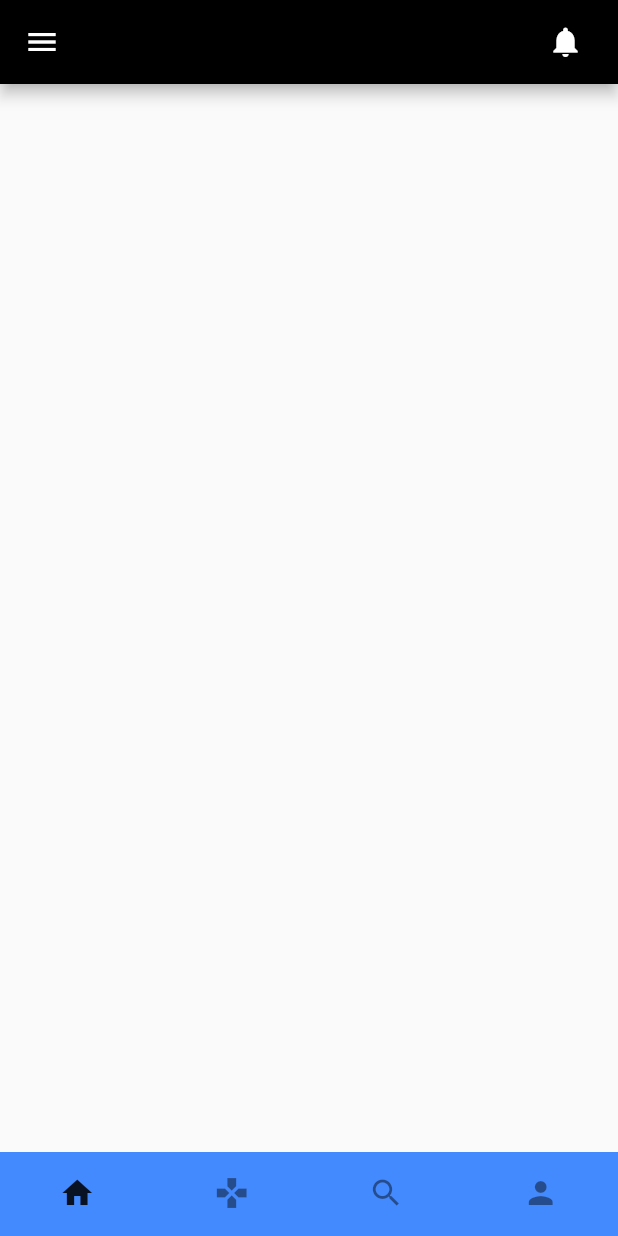
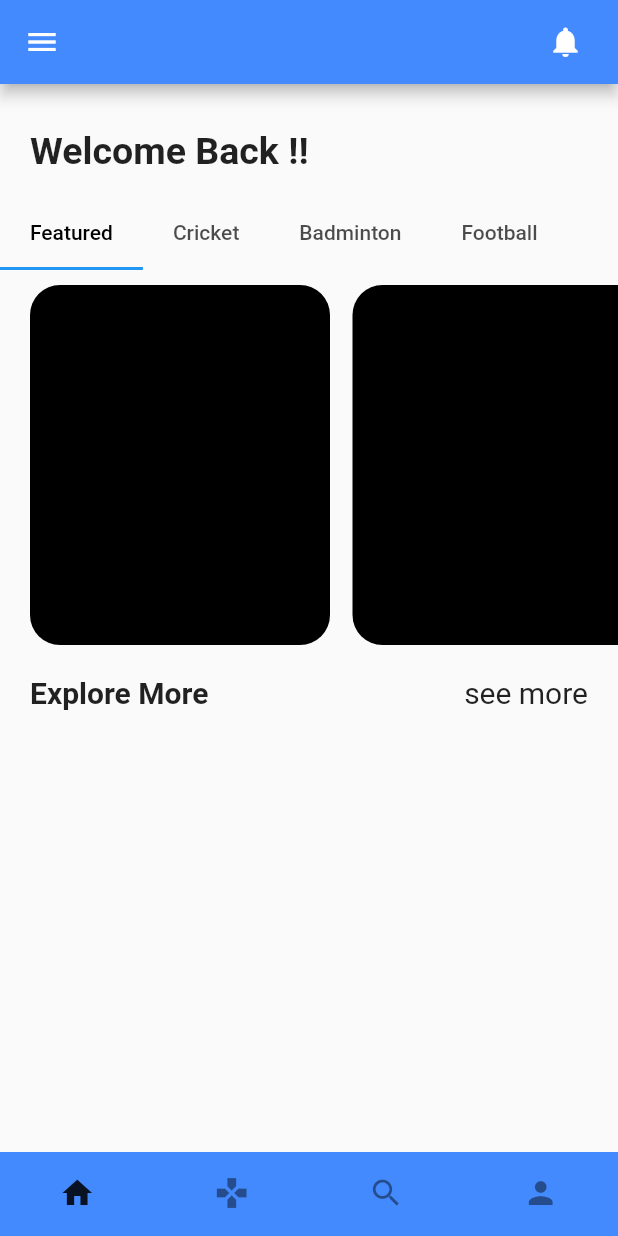
Before and after one commit to aditya1602/SportsApp, a Flutter app: the screen it shows after launch, on a phone screen of 412 x 824 dp. Run offline on Flutter 3.47's test engine with Material 2 defaults, Android fonts, the phone set to English and light mode, and no system bars.

Commit message:
HomePage Layout

```diff
--- a/flutter_games/lib/Nav_Pages/homePage.dart
+++ b/flutter_games/lib/Nav_Pages/homePage.dart
@@ -1,7 +1,7 @@
-// ignore_for_file: prefer_const_constructors
+// ignore_for_file: prefer_const_constructors, prefer_const_literals_to_create_immutables
 
 import 'package:flutter/material.dart';
-import 'package:flutter/src/widgets/framework.dart';
+
 
 class HomePage extends StatefulWidget {
   const HomePage({super.key});
@@ -10,13 +10,13 @@ class HomePage extends StatefulWidget {
   State<HomePage> createState() => _HomePageState();
 }
 
-class _HomePageState extends State<HomePage> {
+class _HomePageState extends State<HomePage> with TickerProviderStateMixin {
   @override
   Widget build(BuildContext context) {
+    TabController _tabcontroller = TabController(length: 4, vsync: this);
     return Scaffold(
       appBar: AppBar(
-        backgroundColor: Colors.black,
-
+        backgroundColor: Colors.blueAccent,
         actions: [
           IconButton(
               onPressed: () {
@@ -27,11 +27,11 @@ class _HomePageState extends State<HomePage> {
                 )));
               },
               icon: Icon(Icons.notifications)),
-              SizedBox(width: 11),
+          SizedBox(width: 11),
         ],
       ),
       drawer: Drawer(
-        backgroundColor: Colors.blueAccent,
+        backgroundColor: Colors.white,
         child: Column(
           crossAxisAlignment: CrossAxisAlignment.stretch,
           mainAxisAlignment: MainAxisAlignment.start,
@@ -43,6 +43,85 @@ class _HomePageState extends State<HomePage> {
           ],
         ),
       ),
+      body: Column(
+        crossAxisAlignment: CrossAxisAlignment.start,
+        children: [
+          Container(
+            margin: EdgeInsets.only(left: 20, top: 30),
+            child: Text(
+              "Welcome Back !!",
+              style: TextStyle(fontSize: 25, fontWeight: FontWeight.bold),
+            ),
+          ),
+          SizedBox(
+            height: 17,
+          ),
+          Container(
+              child: Align(
+            alignment: Alignment.centerLeft,
+            child: TabBar(
+                labelPadding: EdgeInsets.only(left: 20, right: 20),
+                controller: _tabcontroller,
+                labelColor: Colors.black,
+                isScrollable: true,
+                tabs: [
+                  Tab(
+                    text: "Featured",
+                  ),
+                  Tab(
+                    text: "Cricket",
+                  ),
+                  Tab(
+                    text: "Badminton",
+                  ),
+                  Tab(
+                    text: "Football",
+                  ),
+                ]),
+          )),
+          Container(
+            margin: EdgeInsets.only(left: 20),
+            height: 250,
+            width: double.maxFinite,
+            child: TabBarView(controller: _tabcontroller, children: [
+              ListView.builder(
+                itemCount: 3,
+                scrollDirection: Axis.horizontal,
+                itemBuilder: (BuildContext context, int index) {
+                  return Container(
+                    margin: EdgeInsets.only(right: 15, top: 10),
+                    width: 200,
+                    height: 150,
+                    decoration: BoxDecoration(
+                        borderRadius: BorderRadius.circular(20),
+                        color: Colors.black),
+                  );
+                },
+              ),
+              Text("2"),
+              Text("3"),
+              Text("4"),
+            ]),
+          ),
+          SizedBox(height: 20),
+          Container(
+            margin: EdgeInsets.only(left: 20, right: 20),
+            child: Row(
+              mainAxisAlignment: MainAxisAlignment.spaceBetween,
+              children: [
+                Text(
+                  "Explore More",
+                  style: TextStyle(fontSize: 20, fontWeight: FontWeight.bold),
+                ),
+                Text("see more",
+                    style: TextStyle(
+                      fontSize: 20,
+                    )),
+              ],
+            ),
+          )
+        ],
+      ),
     );
   }
 }
```
